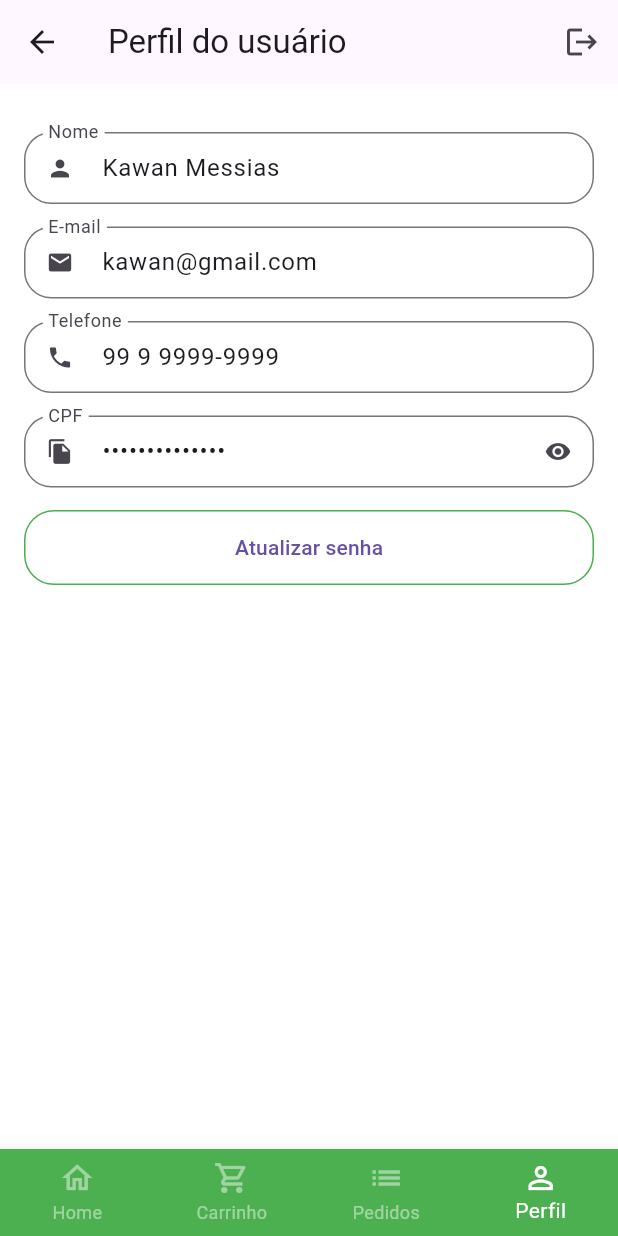
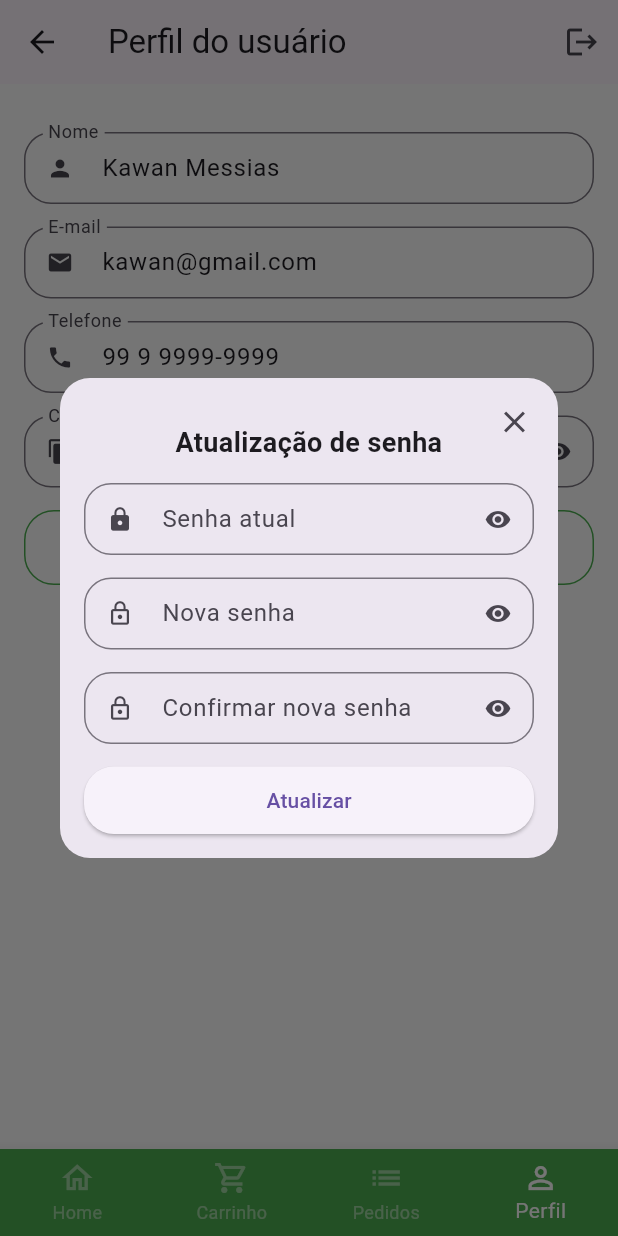
Before and after one commit to Kawan02/App_Quitanda, a Flutter app: the BaseScreen screen opened directly, item 4 of the bottom bar chosen, after a tap on "Atualizar senha", on a phone screen of 412 x 824 dp. Run offline on Flutter 3.47's test engine with Material 3 defaults, Android fonts, the phone set to English and light mode, and no system bars; our stand-ins replace animated_text_kit, badges, mask_text_input_formatter, qr_flutter; missing offline and left inert: add_to_cart_animation.

Commit message:
Curso de Flutter

```diff
--- a/lib/src/pages/base/base_screen.dart
+++ b/lib/src/pages/base/base_screen.dart
@@ -1,5 +1,6 @@
 import 'package:app_quitanda/src/pages/cart/cart_tab.dart';
 import 'package:app_quitanda/src/pages/home/home_tab.dart';
+import 'package:app_quitanda/src/pages/ordens/ordens_tab.dart';
 import 'package:app_quitanda/src/pages/profile/profile_tab.dart';
 import 'package:flutter/material.dart';
 
@@ -20,11 +21,11 @@ class _BaseScreenState extends State<BaseScreen> {
       body: PageView(
         physics: const NeverScrollableScrollPhysics(),
         controller: pageController,
-        children: [
-          const HomeTab(),
-          const CartTab(),
-          Container(color: Colors.green),
-          const ProfileTab(),
+        children: const [
+          HomeTab(),
+          CartTab(),
+          OrdensTab(),
+          ProfileTab(),
         ],
       ),
       bottomNavigationBar: BottomNavigationBar(
--- a/lib/src/pages/home/components/item_tile.dart
+++ b/lib/src/pages/home/components/item_tile.dart
@@ -6,7 +6,14 @@ import 'package:flutter/material.dart';
 
 class ItemTile extends StatelessWidget {
   final ItemModel item;
-  ItemTile({super.key, required this.item});
+  final void Function(GlobalKey) cartAnimationMethod;
+  final GlobalKey imageGk = GlobalKey();
+
+  ItemTile({
+    super.key,
+    required this.item,
+    required this.cartAnimationMethod,
+  });
 
   final UtilsServices utilsServices = UtilsServices();
 
@@ -39,7 +46,10 @@ class ItemTile extends StatelessWidget {
                   Expanded(
                     child: Hero(
                       tag: item.imgUrl,
-                      child: Image.asset(item.imgUrl),
+                      child: Image.asset(
+                        item.imgUrl,
+                        key: imageGk,
+                      ),
                     ),
                   ),
 
@@ -82,7 +92,9 @@ class ItemTile extends StatelessWidget {
           top: 4,
           right: 4,
           child: GestureDetector(
-            onTap: () {},
+            onTap: () {
+              cartAnimationMethod(imageGk);
+            },
             child: Container(
               height: 40,
               width: 35,
--- a/lib/src/pages/home/home_tab.dart
+++ b/lib/src/pages/home/home_tab.dart
@@ -1,3 +1,5 @@
+import 'package:add_to_cart_animation/add_to_cart_animation.dart';
+import 'package:add_to_cart_animation/add_to_cart_icon.dart';
 import 'package:app_quitanda/src/config/app_data.dart' as app_data;
 import 'package:app_quitanda/src/config/custom_color.dart';
 import 'package:app_quitanda/src/pages/home/components/category_tile.dart';
@@ -14,6 +16,13 @@ class HomeTab extends StatefulWidget {
 
 class _HomeTabState extends State<HomeTab> {
   String selectedCategory = "Frutas";
+  final GlobalKey<CartIconKey> globalKey = GlobalKey<CartIconKey>();
+
+  late Function(GlobalKey) runAddToCartAnimation;
+
+  void itemSelectedCartAnimations(GlobalKey gkImage) {
+    runAddToCartAnimation(gkImage);
+  }
 
   @override
   Widget build(BuildContext context) {
@@ -57,7 +66,9 @@ class _HomeTabState extends State<HomeTab> {
                       fontSize: 12,
                     ),
                   ),
-                  child: Icon(
+                  child: AddToCartIcon(
+                    key: globalKey,
+                    icon: Icon(
                       Icons.shopping_cart,
                       color: CustomColors.customSwatchColor,
                     ),
@@ -65,9 +76,17 @@ class _HomeTabState extends State<HomeTab> {
                 ),
               ),
             ),
+          ),
         ],
       ),
-      body: Column(
+      body: AddToCartAnimation(
+        gkCart: globalKey,
+        previewDuration: const Duration(milliseconds: 100),
+        previewCurve: Curves.ease,
+        receiveCreateAddToCardAnimationMethod: (receiveCreateAddToCardAnimationMethod) {
+          runAddToCartAnimation = receiveCreateAddToCardAnimationMethod;
+        },
+        child: Column(
           children: [
             // Campo de pesquisa
             Padding(
@@ -135,12 +154,14 @@ class _HomeTabState extends State<HomeTab> {
                 itemBuilder: (_, index) {
                   return ItemTile(
                     item: app_data.items[index],
+                    cartAnimationMethod: itemSelectedCartAnimations,
                   );
                 },
               ),
             ),
           ],
         ),
+      ),
     );
   }
 }
--- /dev/null
+++ b/lib/src/pages/ordens/components/order_status_widget.dart
@@ -0,0 +1,137 @@
+// ignore_for_file: public_member_api_docs, sort_constructors_first, unused_element
+import 'package:flutter/material.dart';
+
+import 'package:app_quitanda/src/config/custom_color.dart';
+
+class OrderStatusWidget extends StatelessWidget {
+  final String status;
+  final bool isOverdue;
+  final Map<String, int> allStatus = <String, int>{
+    "pending_payment": 0,
+    "refunded": 1,
+    "paid": 2,
+    "preparing_purchase": 3,
+    "shipping": 4,
+    "delivered": 5,
+  };
+  int get currenStatus => allStatus[status]!;
+
+  OrderStatusWidget({
+    super.key,
+    required this.status,
+    required this.isOverdue,
+  });
+
+  @override
+  Widget build(BuildContext context) {
+    return Column(
+      crossAxisAlignment: CrossAxisAlignment.start,
+      children: [
+        const _StatusDot(
+          isActive: true,
+          title: "Pedido confirmado",
+        ),
+        const _CustomDivider(),
+
+        // Adicionar uma nova lista
+        if (currenStatus == 1) ...[
+          const _StatusDot(
+            isActive: true,
+            title: "Pix estornado",
+            backgroundColor: Colors.orange,
+          ),
+        ] else if (isOverdue) ...[
+          const _StatusDot(
+            isActive: true,
+            title: "Pagamento Pix vencido",
+            backgroundColor: Colors.red,
+          ),
+        ] else ...[
+          _StatusDot(
+            isActive: currenStatus >= 2,
+            title: "Pagamento",
+          ),
+          const _CustomDivider(),
+          _StatusDot(
+            isActive: currenStatus >= 3,
+            title: "Preparando",
+          ),
+          const _CustomDivider(),
+          _StatusDot(
+            isActive: currenStatus >= 4,
+            title: "Envio",
+          ),
+          const _CustomDivider(),
+          _StatusDot(
+            isActive: currenStatus == 5,
+            title: "Entregue",
+          ),
+        ],
+      ],
+    );
+  }
+}
+
+class _CustomDivider extends StatelessWidget {
+  const _CustomDivider();
+
+  @override
+  Widget build(BuildContext context) {
+    return Container(
+      margin: const EdgeInsets.symmetric(horizontal: 8, vertical: 3),
+      height: 10,
+      width: 2,
+      color: Colors.grey.shade300,
+    );
+  }
+}
+
+class _StatusDot extends StatelessWidget {
+  final bool isActive;
+  final String title;
+  final Color? backgroundColor;
+  const _StatusDot({
+    Key? key,
+    required this.isActive,
+    required this.title,
+    this.backgroundColor,
+  }) : super(key: key);
+
+  @override
+  Widget build(BuildContext context) {
+    return Row(
+      children: [
+        // Dot - Icon
+        Container(
+          alignment: Alignment.center,
+          height: 20,
+          width: 20,
+          decoration: BoxDecoration(
+            shape: BoxShape.circle,
+            border: Border.all(
+              color: CustomColors.customSwatchColor,
+            ),
+            color: isActive ? backgroundColor ?? CustomColors.customSwatchColor : Colors.transparent,
+          ),
+          child: isActive
+              ? const Icon(
+                  Icons.check,
+                  color: Colors.white,
+                  size: 13,
+                )
+              : const SizedBox.shrink(),
+        ),
+        const SizedBox(width: 5),
+        // Texto
+        Expanded(
+          child: Text(
+            title,
+            style: const TextStyle(
+              fontSize: 12,
+            ),
+          ),
+        ),
+      ],
+    );
+  }
+}
--- /dev/null
+++ b/lib/src/pages/ordens/components/order_tile.dart
@@ -0,0 +1,160 @@
+import 'package:app_quitanda/src/models/cart_item_model.dart';
+import 'package:app_quitanda/src/models/orden_model.dart';
+import 'package:app_quitanda/src/pages/ordens/components/order_status_widget.dart';
+import 'package:app_quitanda/src/services/utils_services.dart';
+import 'package:flutter/material.dart';
+
+import '../../common_widgets/payment_dialog.dart';
+
+class OrderTile extends StatelessWidget {
+  final OrderModel order;
+  OrderTile({
+    super.key,
+    required this.order,
+  });
+
+  final UtilsServices utilsServices = UtilsServices();
+
+  @override
+  Widget build(BuildContext context) {
+    return Card(
+      shape: RoundedRectangleBorder(
+        borderRadius: BorderRadius.circular(20),
+      ),
+      child: Theme(
+        data: Theme.of(context).copyWith(dividerColor: Colors.transparent),
+        child: ExpansionTile(
+          initiallyExpanded: order.status == "pending_payment",
+          title: Column(
+            mainAxisSize: MainAxisSize.min,
+            crossAxisAlignment: CrossAxisAlignment.start,
+            children: [
+              Text("Pedido: ${order.id}"),
+              Text(
+                utilsServices.formatDateTime(order.createdDateTime),
+                style: const TextStyle(
+                  fontSize: 12,
+                  color: Colors.black,
+                ),
+              ),
+            ],
+          ),
+          childrenPadding: const EdgeInsets.fromLTRB(16, 0, 16, 16),
+          expandedCrossAxisAlignment: CrossAxisAlignment.stretch,
+          children: [
+            IntrinsicHeight(
+              child: Row(
+                children: [
+                  // Lista de produtos
+                  Expanded(
+                    flex: 3,
+                    child: SizedBox(
+                      height: 150,
+                      child: ListView(
+                        children: order.items.map((orderItem) {
+                          return _OrderItemWidget(
+                            utilsServices: utilsServices,
+                            orderItem: orderItem,
+                          );
+                        }).toList(),
+                      ),
+                    ),
+                  ),
+                  // Divisão
+                  VerticalDivider(
+                    color: Colors.grey.shade300,
+                    thickness: 2,
+                    width: 8,
+                  ),
+                  // Status do pedido
+                  Expanded(
+                    flex: 2,
+                    child: OrderStatusWidget(
+                      status: order.status,
+                      isOverdue: order.overdueDateTime.isBefore(DateTime.now()),
+                    ),
+                  ),
+                ],
+              ),
+            ),
+
+            // Total
+            Text.rich(
+              TextSpan(
+                style: const TextStyle(fontSize: 20),
+                children: [
+                  const TextSpan(
+                    text: "Total: ",
+                    style: TextStyle(
+                      fontWeight: FontWeight.bold,
+                    ),
+                  ),
+                  TextSpan(
+                    text: utilsServices.priceToCurrency(order.total),
+                  )
+                ],
+              ),
+            ),
+            // Botão de pagamento
+            Visibility(
+              visible: order.status == "pending_payment",
+              child: ElevatedButton.icon(
+                style: ElevatedButton.styleFrom(
+                  shape: RoundedRectangleBorder(
+                    borderRadius: BorderRadius.circular(20),
+                  ),
+                ),
+                onPressed: () {
+                  showDialog(
+                    context: context,
+                    builder: (_) {
+                      return PaymentDialog(order: order);
+                    },
+                  );
+                },
+                icon: Image.asset(
+                  "assets/app_images/pix.png",
+                  height: 18,
+                ),
+                label: const Text("Ver QR Code Pix"),
+              ),
+            ),
+          ],
+        ),
+      ),
+    );
+  }
+}
+
+class _OrderItemWidget extends StatelessWidget {
+  const _OrderItemWidget({
+    required this.utilsServices,
+    required this.orderItem,
+  });
+
+  final UtilsServices utilsServices;
+  final CartItemModel orderItem;
+
+  @override
+  Widget build(BuildContext context) {
+    return Padding(
+      padding: const EdgeInsets.only(bottom: 10),
+      child: Row(
+        children: [
+          Text(
+            "${orderItem.quantity} ${orderItem.item.unit} ",
+            style: const TextStyle(fontWeight: FontWeight.bold),
+          ),
+          Expanded(
+            child: Text(orderItem.item.itemName),
+          ),
+          Text(
+            utilsServices.priceToCurrency(
+              orderItem.totalPrice(),
+            ),
+          )
+        ],
+      ),
+    );
+  }
+}
--- /dev/null
+++ b/lib/src/pages/ordens/ordens_tab.dart
@@ -0,0 +1,23 @@
+import 'package:app_quitanda/src/pages/ordens/components/order_tile.dart';
+import 'package:flutter/material.dart';
+import 'package:app_quitanda/src/config/app_data.dart' as app_data;
+
+class OrdensTab extends StatelessWidget {
+  const OrdensTab({super.key});
+
+  @override
+  Widget build(BuildContext context) {
+    return Scaffold(
+      appBar: AppBar(
+        title: const Text("Pedidos"),
+      ),
+      body: ListView.separated(
+        physics: const BouncingScrollPhysics(),
+        padding: const EdgeInsets.all(16),
+        separatorBuilder: (_, index) => const SizedBox(height: 10),
+        itemCount: app_data.orders.length,
+        itemBuilder: (_, index) => OrderTile(order: app_data.orders[index]),
+      ),
+    );
+  }
+}
--- a/lib/src/pages/profile/profile_tab.dart
+++ b/lib/src/pages/profile/profile_tab.dart
@@ -2,9 +2,14 @@ import 'package:app_quitanda/src/pages/common_widgets/custom_text_field.dart';
 import 'package:flutter/material.dart';
 import 'package:app_quitanda/src/config/app_data.dart' as app_data;
 
-class ProfileTab extends StatelessWidget {
+class ProfileTab extends StatefulWidget {
   const ProfileTab({super.key});
 
+  @override
+  State<ProfileTab> createState() => _ProfileTabState();
+}
+
+class _ProfileTabState extends State<ProfileTab> {
   @override
   Widget build(BuildContext context) {
     return Scaffold(
@@ -61,7 +66,9 @@ class ProfileTab extends StatelessWidget {
                   shape: RoundedRectangleBorder(
                     borderRadius: BorderRadius.circular(20),
                   )),
-              onPressed: () {},
+              onPressed: () {
+                updatePassword();
+              },
               child: const Text("Atualizar senha"),
             ),
           )
@@ -69,4 +76,82 @@ class ProfileTab extends StatelessWidget {
       ),
     );
   }
+
+  Future<bool?> updatePassword() {
+    return showDialog(
+      context: context,
+      builder: (context) {
+        return Dialog(
+          shape: RoundedRectangleBorder(
+            borderRadius: BorderRadius.circular(20),
+          ),
+          child: Stack(
+            children: [
+              Padding(
+                padding: const EdgeInsets.all(16),
+                child: Column(
+                  mainAxisSize: MainAxisSize.min,
+                  crossAxisAlignment: CrossAxisAlignment.stretch,
+                  children: [
+                    // Titulo
+                    const Padding(
+                      padding: EdgeInsets.symmetric(vertical: 14),
+                      child: Text(
+                        "Atualização de senha",
+                        textAlign: TextAlign.center,
+                        style: TextStyle(
+                          fontSize: 18,
+                          fontWeight: FontWeight.bold,
+                        ),
+                      ),
+                    ),
+                    // Senha atual
+                    const CustomTextField(
+                      isSecret: true,
+                      icon: Icons.lock,
+                      labelText: "Senha atual",
+                    ),
+                    // Nova senha
+                    const CustomTextField(
+                      isSecret: true,
+                      icon: Icons.lock_outline,
+                      labelText: "Nova senha",
+                    ),
+                    // Confirmação nova senha
+                    const CustomTextField(
+                      isSecret: true,
+                      icon: Icons.lock_outline,
+                      labelText: "Confirmar nova senha",
+                    ),
+
+                    // Botão de confirmação
+                    SizedBox(
+                      height: 45,
+                      child: ElevatedButton(
+                        style: ElevatedButton.styleFrom(
+                          shape: RoundedRectangleBorder(
+                            borderRadius: BorderRadius.circular(20),
+                          ),
+                        ),
+                        onPressed: () {},
+                        child: const Text("Atualizar"),
+                      ),
+                    )
+                  ],
+                ),
+              ),
+              Positioned(
+                top: 5,
+                right: 5,
+                child: IconButton(
+                  onPressed: () => Navigator.of(context).pop(),
+                  icon: const Icon(Icons.close),
+                ),
+              ),
+            ],
+          ),
+        );
+      },
+    );
+  }
 }
--- a/lib/src/services/utils_services.dart
+++ b/lib/src/services/utils_services.dart
@@ -1,4 +1,5 @@
 import 'package:intl/intl.dart';
+import 'package:intl/date_symbol_data_local.dart';
 
 class UtilsServices {
   String priceToCurrency(double price) {
@@ -6,4 +7,11 @@ class UtilsServices {
 
     return numberFormat.format(price);
   }
+
+  String formatDateTime(DateTime dateTime) {
+    initializeDateFormatting();
+
+    DateFormat dateFormat = DateFormat.yMd("pt_BR").add_Hm();
+    return dateFormat.format(dateTime);
+  }
 }
--- a/pubspec.yaml
+++ b/pubspec.yaml
@@ -40,6 +40,9 @@ dependencies:
   mask_text_input_formatter: ^2.4.0
   badges: ^3.0.3
   intl: ^0.19.0
+  qr_flutter: ^4.1.0
+  add_to_cart_animation: ^0.0.7
+
 
 dev_dependencies:
   flutter_test:
@@ -66,6 +69,7 @@ flutter:
   # To add assets to your application, add an assets section, like this:
   assets:
     - assets/fruits/
+    - assets/app_images/
   #   - images/a_dot_ham.jpeg
 
   # An image asset can refer to one or more resolution-specific "variants", see
```
Also changed, not shown: lib/src/config/app_data.dart (+47 -0 lines), lib/src/models/orden_model.dart (added, +21 -0 lines), lib/src/pages/cart/cart_tab.dart (+12 -1 lines), lib/src/pages/common_widgets/payment_dialog.dart (added, +101 -0 lines), assets/app_images/pix.png (added), pubspec.lock. Lines whose indentation alone changed are shown as unchanged.
